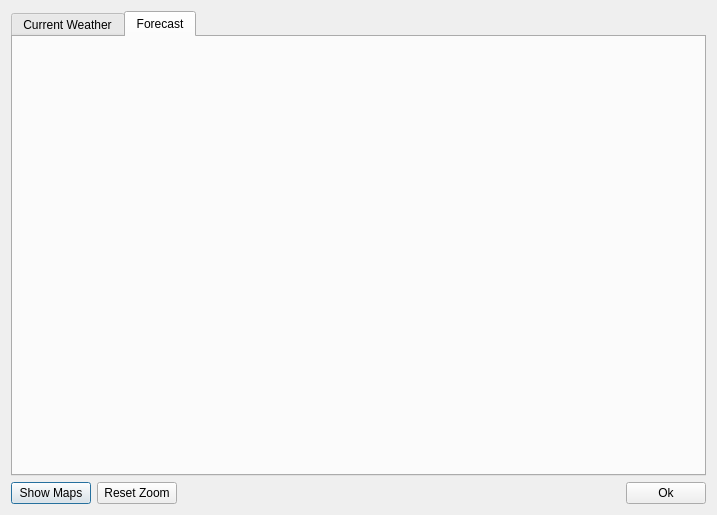
Old version of the form WeatherDialog.ui in the repository FelixdelasPozas/TrayWeather.
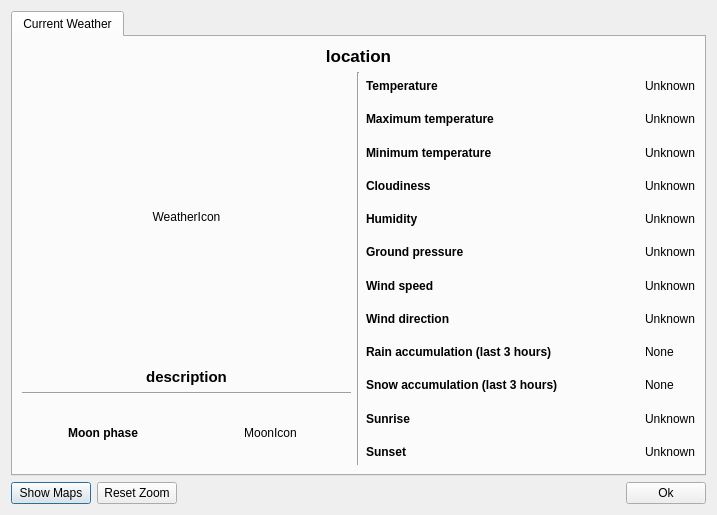
New version of the form. The open tabs and pages were chosen to show the change. Icons and pictures are not drawn.

Commit message:
Pollution forecast chart with tooltip widget.
- Changed snow weather icon.
- Added pollution forecast graph and pollution tooltip widget.

Version updated to 1.5.0

Patch:
```diff
--- a/WeatherDialog.ui
+++ b/WeatherDialog.ui
@@ -562,15 +562,6 @@
        </item>
       </layout>
      </widget>
-     <widget class="QWidget" name="tab_2">
-      <attribute name="title">
-       <string>Forecast</string>
-      </attribute>
-      <attribute name="toolTip">
-       <string>Weather forecast</string>
-      </attribute>
-      <layout class="QVBoxLayout" name="verticalLayout_5"/>
-     </widget>
     </widget>
    </item>
    <item>
```
The commit also changes 15 other files.
